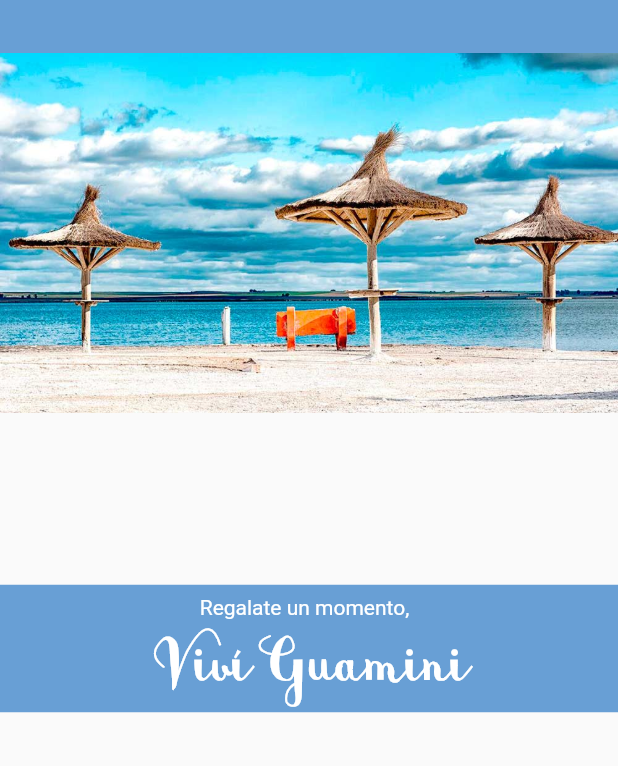
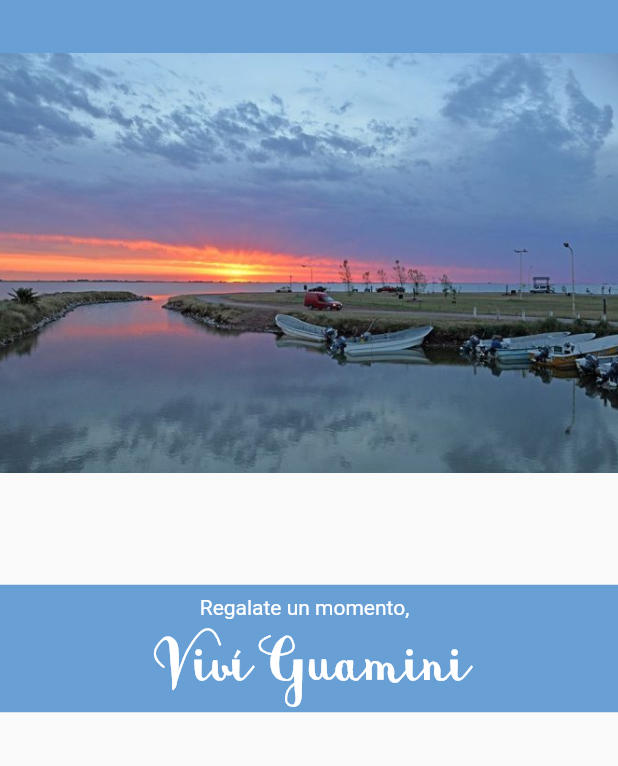
Before and after one commit to emiibarra6/viviguamini, a Flutter app: the HomePageBody screen opened directly, on a phone screen of 412 x 824 dp, the part 202-968 px from its top. Run offline on Flutter 3.47's test engine with Material 2 defaults, Android fonts, the phone set to English and light mode, and no system bars; our stand-ins replace font_awesome_flutter, geolocator, google_maps_flutter; missing offline and left inert: google_maps_webservice; Roboto replaces fonts that are missing (Poppins).

Commit message:
se arreglaron detalles de diseño

```diff
--- a/lib/main.dart
+++ b/lib/main.dart
@@ -80,7 +80,7 @@ class _HomePageBodyState extends State<HomePageBody> {
             child: Image.asset(
               'fotos/fondo.jpg',
               width: 600.0,
-              height: 240.0,
+              height: 280.0,
               fit: BoxFit.cover,
               alignment: Alignment.bottomCenter,
             ),
```
Also changed, not shown: pubspec.yaml (+5 -2 lines), fotos/adolfoalsina.png (deleted), fotos/fondo.jpg, fotos/lagoepecuen.png (deleted), icon/icon.jpg (added), icon/icon.png (added), pubspec.lock, 22 other files.
